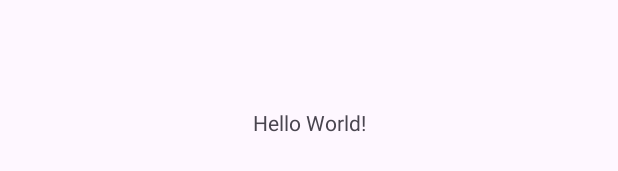
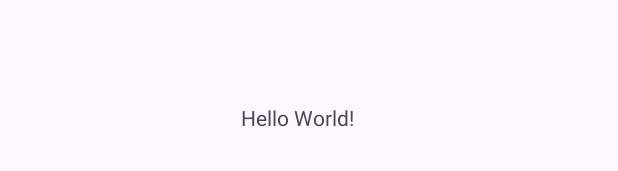
Before and after one commit to Nguyen-Xuan-Loc/CSE441_PRACTICE, an Android app: the layout activity_main.xml on its own in the app's theme, with its tools: preview values and no code run, on a phone screen of 412 x 824 dp. Shown: the part 496-667 px from the top of the screen. Run offline under Robolectric (Android 15) with nearby library versions, the phone set to English and light mode, and no system bars.

Commit message:
ex12_b1s

```diff
--- a/Ex12_b1/app/src/main/res/layout/activity_main.xml
+++ b/Ex12_b1/app/src/main/res/layout/activity_main.xml
@@ -8,8 +8,8 @@
     tools:context=".MainActivity">
 
     <TextView
-        android:layout_width="wrap_content"
-        android:layout_height="wrap_content"
+        android:layout_width="91dp"
+        android:layout_height="26dp"
         android:text="Hello World!"
         app:layout_constraintBottom_toBottomOf="parent"
         app:layout_constraintEnd_toEndOf="parent"
```
